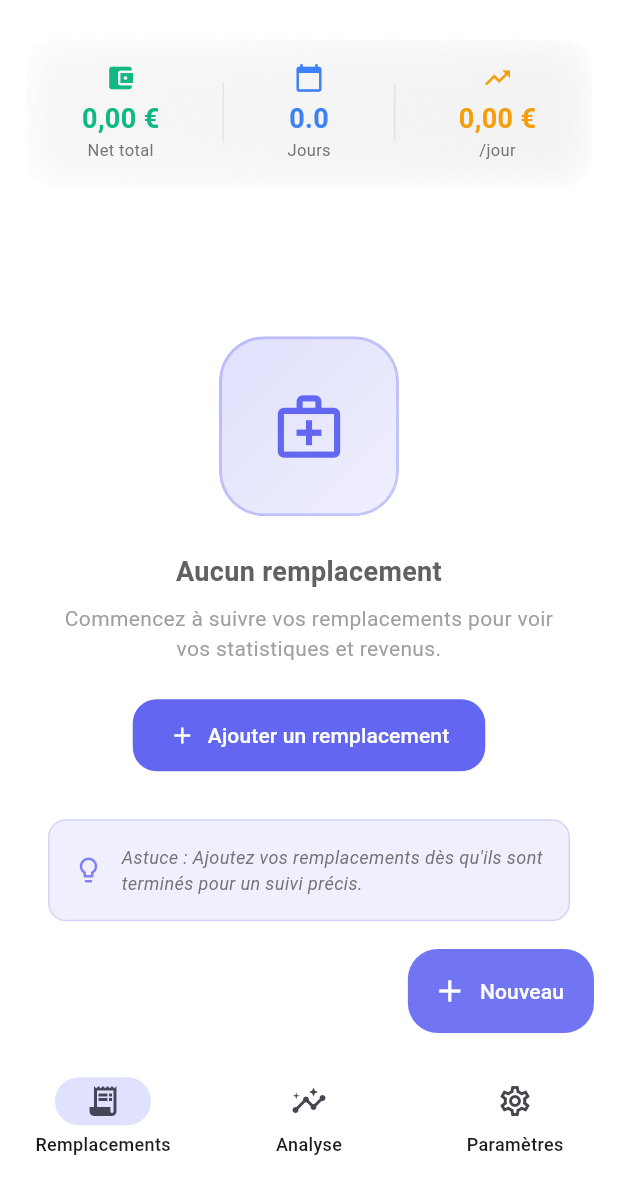
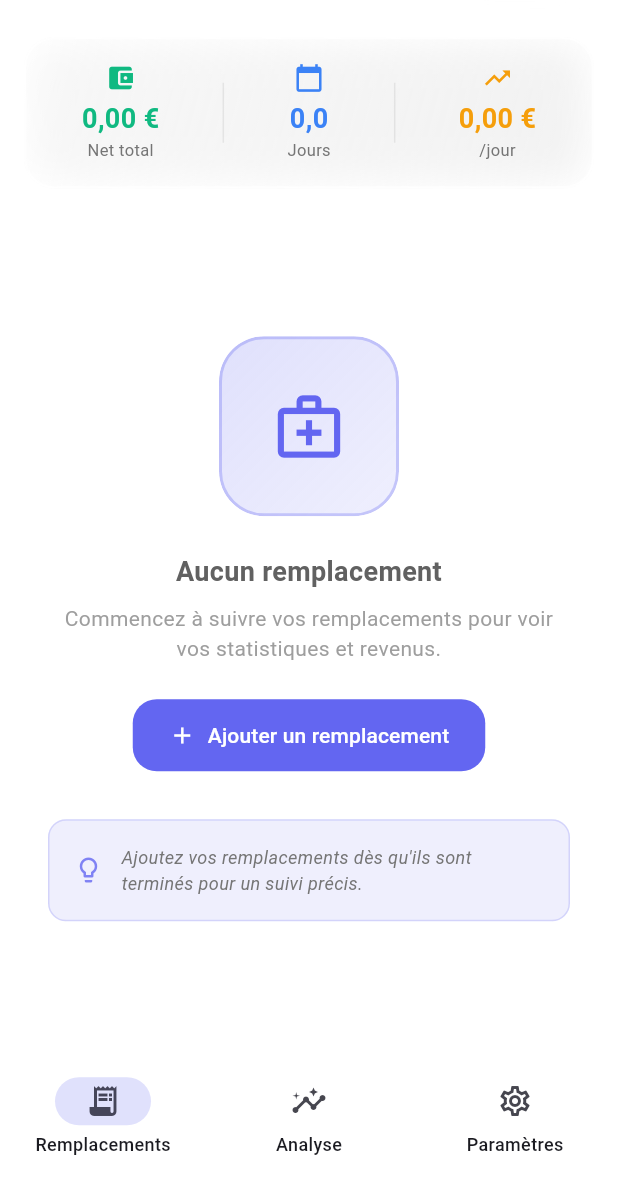
Before and after one commit to Pial974/medecin-remplacant, a Flutter app: the HomeScreen screen opened directly, on a phone screen of 412 x 824 dp, the part 59-1236 px from its top. Run offline on Flutter 3.47's test engine with Material 3 defaults, Android fonts, the phone set to English and light mode, and no system bars; our stand-ins replace file_picker, fl_chart, hive, hive_flutter, package_info_plus, pdf and 4 more; accounts and stored records are empty.

Commit message:
UX: Hide FAB when empty, fix number format, shorten tips

```diff
--- a/lib/screens/home_screen.dart
+++ b/lib/screens/home_screen.dart
@@ -31,6 +31,8 @@ class _HomeScreenState extends State<HomeScreen> {
 
   @override
   Widget build(BuildContext context) {
+    return Consumer<RemplacementProvider>(
+      builder: (context, provider, child) {
         return Scaffold(
           backgroundColor: Colors.transparent,
           body: IndexedStack(
@@ -69,7 +71,7 @@ class _HomeScreenState extends State<HomeScreen> {
               ),
             ),
           ),
-      floatingActionButton: _currentIndex == 0
+          floatingActionButton: _currentIndex == 0 && provider.allRemplacements.isNotEmpty
               ? FloatingActionButton.extended(
                   onPressed: () {
                     Navigator.push(
@@ -85,6 +87,8 @@ class _HomeScreenState extends State<HomeScreen> {
                   label: const Text('Nouveau'),
                 )
               : null,
+        );
+      },
     );
   }
 }
@@ -373,6 +377,7 @@ class _RemplacementsTabState extends State<_RemplacementsTab> {
 
   Widget _buildSummaryCard(BuildContext context, RemplacementProvider provider,
       NumberFormat currencyFormat) {
+    final numberFormat = NumberFormat('0.0', 'fr_FR');
     return GlassCard(
       margin: const EdgeInsets.fromLTRB(16, 8, 16, 8),
       child: Column(
@@ -395,7 +400,7 @@ class _RemplacementsTabState extends State<_RemplacementsTab> {
               _buildStatItem(
                 context,
                 'Jours',
-                provider.totalJours.toStringAsFixed(1),
+                numberFormat.format(provider.totalJours),
                 const Color(0xFF3B82F6),
                 Icons.calendar_today,
               ),
--- a/lib/widgets/empty_state.dart
+++ b/lib/widgets/empty_state.dart
@@ -162,10 +162,10 @@ class _EmptyStateState extends State<EmptyState> {
   Widget _buildTip() {
     final isDark = Theme.of(context).brightness == Brightness.dark;
     final tips = [
-      'Astuce : Ajoutez vos remplacements dès qu\'ils sont terminés pour un suivi précis.',
-      'Conseil : Vérifiez régulièrement vos paiements en attente.',
-      'Info : L\'app calcule automatiquement vos cotisations URSSAF.',
-      'Rappel : Exportez régulièrement vos données en PDF pour vos archives.',
+      'Ajoutez vos remplacements dès qu\'ils sont terminés pour un suivi précis.',
+      'Vérifiez régulièrement vos paiements en attente.',
+      'L\'app calcule automatiquement vos cotisations URSSAF à 22%.',
+      'Exportez vos données régulièrement pour vos archives.',
     ];
 
     final tipIndex = DateTime.now().day % tips.length;
```
Lines whose indentation alone changed are shown as unchanged.
